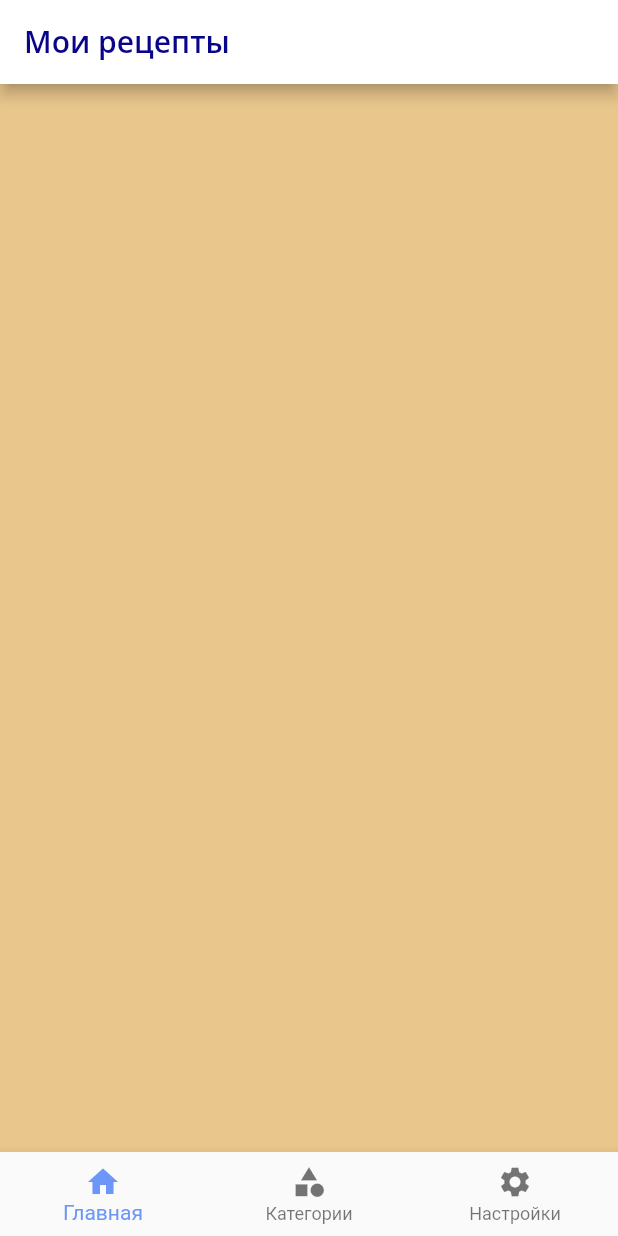
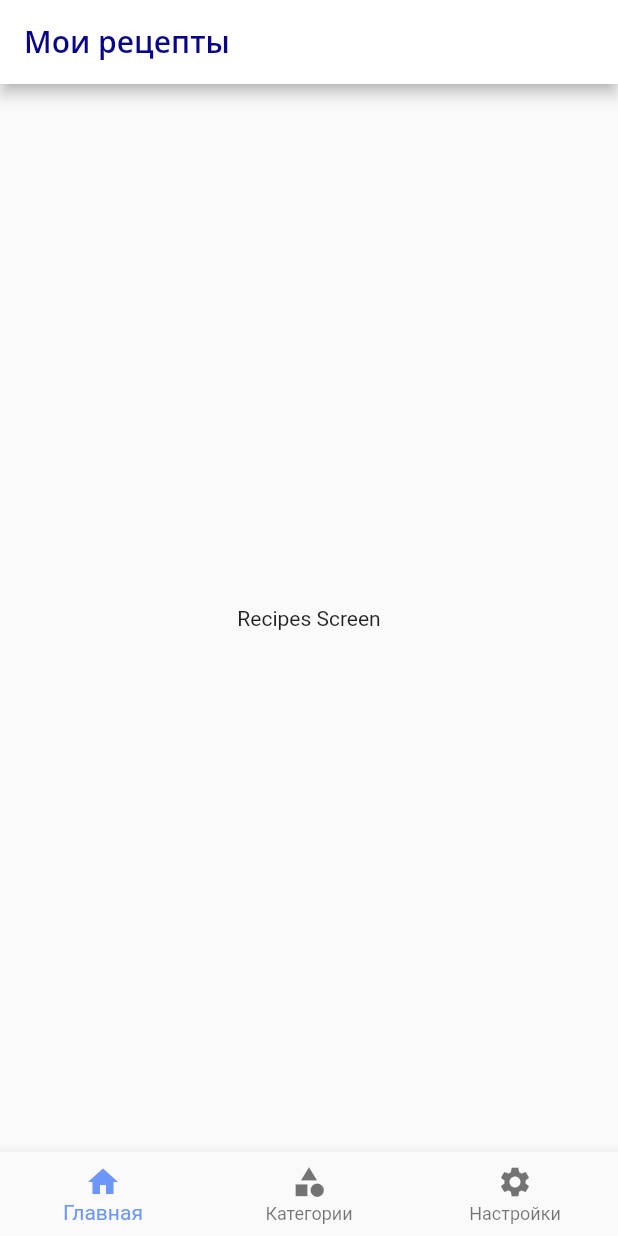
Before and after one commit to KiraButter/test, a Flutter app: the screen it shows after launch, on a phone screen of 412 x 824 dp. Run offline on Flutter 3.47's test engine with Material 2 defaults, Android fonts, the phone set to English and light mode, and no system bars; our stand-ins replace google_fonts; project files that could hold a hidden picture were left out.

Commit message:
подготовка рецептов

```diff
--- a/lib/home.dart
+++ b/lib/home.dart
@@ -1,4 +1,5 @@
 import 'package:flutter/material.dart';
+import 'recipes_screen.dart';
 
 class Home extends StatefulWidget {
   const Home({Key? key}) : super(key: key);
@@ -12,6 +13,7 @@ class _HomeState extends State<Home> {
 
   static List<Widget> pages = <Widget>[
     // TODO: Replace with ExploreScreen
+    RecipesScreen(),
     Container(color: Color.fromARGB(255, 233, 199, 140)),
     // TODO: Replace with RecipesScreen
     Container(color: Color.fromARGB(255, 76, 175, 167)),
--- /dev/null
+++ b/lib/recipes_screen.dart
@@ -0,0 +1,31 @@
+import 'package:flutter/material.dart';
+import '../models/models.dart';
+import '../api/mock_fooderlich_service.dart';
+import '../components/components.dart';
+class RecipesScreen extends StatelessWidget {
+ // 1
+ final exploreService = MockFooderlichService();
+ RecipesScreen({Key? key}) : super(key: key);
+ @override
+ Widget build(BuildContext context) {
+ // 2
+ return FutureBuilder(
+ // 3
+ future: exploreService.getRecipes(),
+ builder: (context, AsyncSnapshot<List<SimpleRecipe>>
+snapshot) {
+ // 4
+ if (snapshot.connectionState == ConnectionState.done)
+{
+ // TODO: Add RecipesGridView Here
+ // 5
+ return const Center(child: Text('Recipes Screen'));
+ } else {
+ // 6
+ return const Center(child:
+CircularProgressIndicator());
+ }
+ },
+ );
+ }
+}
```
